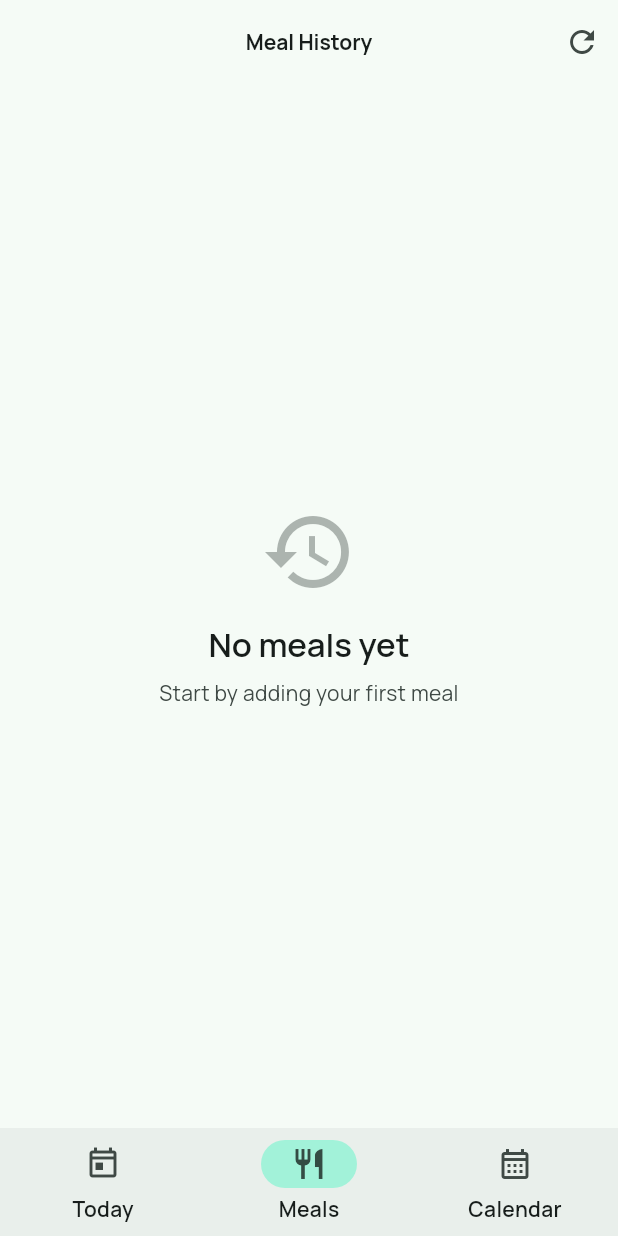
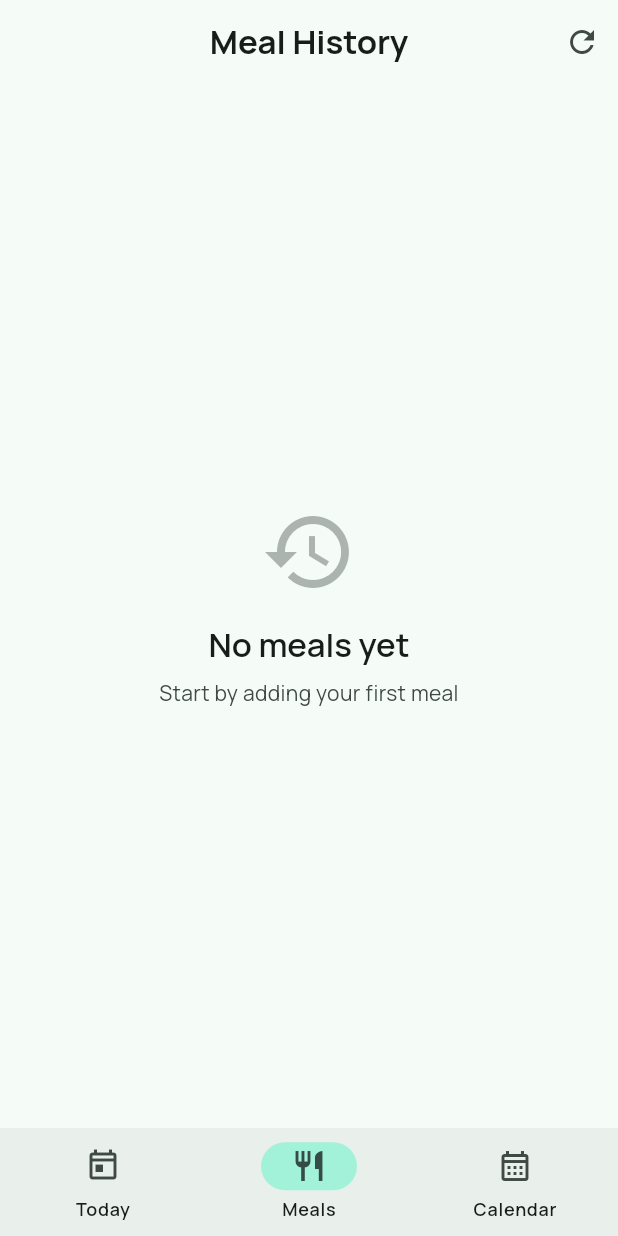
Before and after one commit to Germain-L/v32, a Flutter app: the screen it shows after launch, item 2 of the bottom bar chosen, on a phone screen of 412 x 824 dp. Run offline on Flutter 3.47's test engine with Material 3 defaults, Android fonts, the phone set to English and light mode, and no system bars; our stand-ins replace connectivity_plus, go_router, image_picker, sqflite; accounts and stored records are empty; network calls fail.

Commit message:
fix: remove google_fonts dependency, use local Manrope font

```diff
--- a/lib/config/theme.dart
+++ b/lib/config/theme.dart
@@ -1,5 +1,4 @@
 import 'package:flutter/material.dart';
-import 'package:google_fonts/google_fonts.dart';
 
 class AppTheme {
   static ThemeData light() {
@@ -40,11 +39,7 @@ class AppTheme {
           ? const Color(0xFFB71C1C)
           : const Color(0xFFFFEBEE),
     );
-    final baseTextTheme = GoogleFonts.manropeTextTheme();
-    final textTheme = baseTextTheme.apply(
-      bodyColor: colorScheme.onSurface,
-      displayColor: colorScheme.onSurface,
-    );
+    final textTheme = _createManropeTextTheme(colorScheme);
 
     return ThemeData(
       useMaterial3: true,
@@ -88,4 +83,117 @@ class AppTheme {
       ),
     );
   }
+
+  static TextTheme _createManropeTextTheme(ColorScheme colorScheme) {
+    return TextTheme(
+      displayLarge: const TextStyle(
+        fontFamily: 'Manrope',
+        fontSize: 57,
+        fontWeight: FontWeight.w400,
+        letterSpacing: -0.25,
+        color: Colors.black,
+      ),
+      displayMedium: const TextStyle(
+        fontFamily: 'Manrope',
+        fontSize: 45,
+        fontWeight: FontWeight.w400,
+        letterSpacing: 0,
+        color: Colors.black,
+      ),
+      displaySmall: const TextStyle(
+        fontFamily: 'Manrope',
+        fontSize: 36,
+        fontWeight: FontWeight.w400,
+        letterSpacing: 0,
+        color: Colors.black,
+      ),
+      headlineLarge: const TextStyle(
+        fontFamily: 'Manrope',
+        fontSize: 32,
+        fontWeight: FontWeight.w400,
+        letterSpacing: 0,
+        color: Colors.black,
+      ),
+      headlineMedium: const TextStyle(
+        fontFamily: 'Manrope',
+        fontSize: 28,
+        fontWeight: FontWeight.w400,
+        letterSpacing: 0,
+        color: Colors.black,
+      ),
+      headlineSmall: const TextStyle(
+        fontFamily: 'Manrope',
+        fontSize: 24,
+        fontWeight: FontWeight.w400,
+        letterSpacing: 0,
+        color: Colors.black,
+      ),
+      titleLarge: const TextStyle(
+        fontFamily: 'Manrope',
+        fontSize: 22,
+        fontWeight: FontWeight.w400,
+        letterSpacing: 0,
+        color: Colors.black,
+      ),
+      titleMedium: const TextStyle(
+        fontFamily: 'Manrope',
+        fontSize: 16,
+        fontWeight: FontWeight.w500,
+        letterSpacing: 0.15,
+        color: Colors.black,
+      ),
+      titleSmall: const TextStyle(
+        fontFamily: 'Manrope',
+        fontSize: 14,
+        fontWeight: FontWeight.w500,
+        letterSpacing: 0.1,
+        color: Colors.black,
+      ),
+      labelLarge: const TextStyle(
+        fontFamily: 'Manrope',
+        fontSize: 14,
+        fontWeight: FontWeight.w500,
+        letterSpacing: 0.1,
+        color: Colors.black,
+      ),
+      labelMedium: const TextStyle(
+        fontFamily: 'Manrope',
+        fontSize: 12,
+        fontWeight: FontWeight.w500,
+        letterSpacing: 0.5,
+        color: Colors.black,
+      ),
+      labelSmall: const TextStyle(
+        fontFamily: 'Manrope',
+        fontSize: 11,
+        fontWeight: FontWeight.w500,
+        letterSpacing: 0.5,
+        color: Colors.black,
+      ),
+      bodyLarge: const TextStyle(
+        fontFamily: 'Manrope',
+        fontSize: 16,
+        fontWeight: FontWeight.w400,
+        letterSpacing: 0.5,
+        color: Colors.black,
+      ),
+      bodyMedium: const TextStyle(
+        fontFamily: 'Manrope',
+        fontSize: 14,
+        fontWeight: FontWeight.w400,
+        letterSpacing: 0.25,
+        color: Colors.black,
+      ),
+      bodySmall: const TextStyle(
+        fontFamily: 'Manrope',
+        fontSize: 12,
+        fontWeight: FontWeight.w400,
+        letterSpacing: 0.4,
+        color: Colors.black,
+      ),
+    ).apply(
+      bodyColor: colorScheme.onSurface,
+      displayColor: colorScheme.onSurface,
+    );
+  }
 }
--- a/lib/gen_l10n/app_localizations.dart
+++ b/lib/gen_l10n/app_localizations.dart
@@ -95,7 +95,7 @@ abstract class AppLocalizations {
   /// A list of this localizations delegate's supported locales.
   static const List<Locale> supportedLocales = <Locale>[
     Locale('en'),
-    Locale('fr'),
+    Locale('fr')
   ];
 
   /// The application title displayed in the app bar
@@ -579,6 +579,5 @@ AppLocalizations lookupAppLocalizations(Locale locale) {
       'AppLocalizations.delegate failed to load unsupported locale "$locale". This is likely '
       'an issue with the localizations generation tool. Please file an issue '
       'on GitHub with a reproducible sample app and the gen-l10n configuration '
-    'that was used.',
-  );
+      'that was used.');
 }
--- a/lib/main.dart
+++ b/lib/main.dart
@@ -1,5 +1,4 @@
 import 'package:flutter/material.dart';
-import 'package:google_fonts/google_fonts.dart';
 import 'package:connectivity_plus/connectivity_plus.dart';
 import 'dart:async';
 import 'data/services/sync_config.dart';
@@ -9,7 +8,6 @@ import 'app.dart';
 
 void main() async {
   WidgetsFlutterBinding.ensureInitialized();
-  GoogleFonts.config.allowRuntimeFetching = false;
 
   // Initialize sync service if enabled
   if (SyncConfig.enabled) {
--- a/pubspec.yaml
+++ b/pubspec.yaml
@@ -40,10 +40,9 @@ dependencies:
   path_provider: ^2.1.5
   image_picker: ^1.1.2
   go_router: ^14.6.1
-  intl: ^0.19.0
+  intl: ^0.20.2
   image: ^4.8.0
   path: ^1.9.0
-  google_fonts: ^6.2.1
   connectivity_plus: ^6.0.5
 
 dev_dependencies:
```
Also changed, not shown: pubspec.lock. Lines whose indentation alone changed are shown as unchanged.
